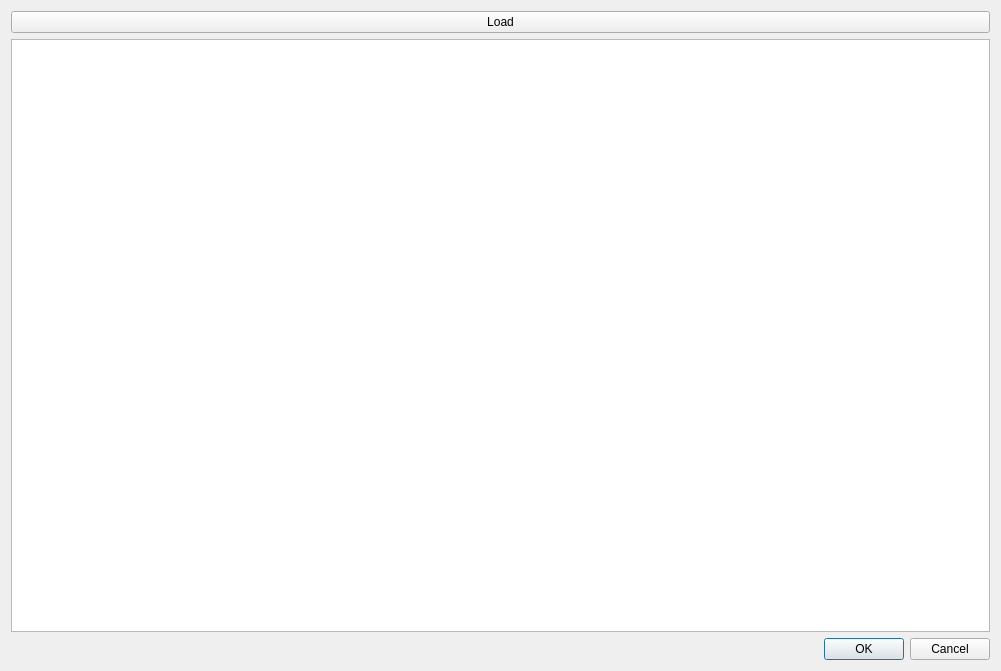
Old version of the form src/ui/load_from_file_widget.ui in the repository Digon84/handcraft_cost_analyzer.
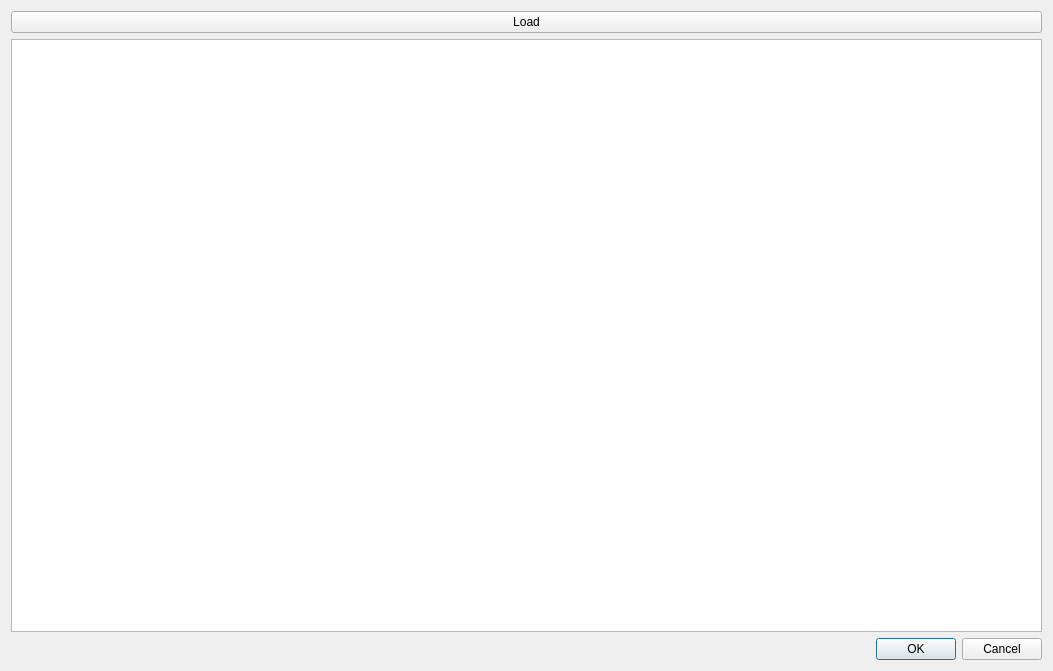
New version of the form.

Commit message: Added possibility to copy data from add from file table to main table

What changed in the file:
```diff
--- a/src/ui/load_from_file_widget.ui
+++ b/src/ui/load_from_file_widget.ui
@@ -6,7 +6,7 @@
    <rect>
     <x>0</x>
     <y>0</y>
-    <width>1001</width>
+    <width>1053</width>
     <height>671</height>
    </rect>
   </property>
```
Left out of the diff: 19 changed lines with no effect on the pictures. The commit also changes 2 other files.
